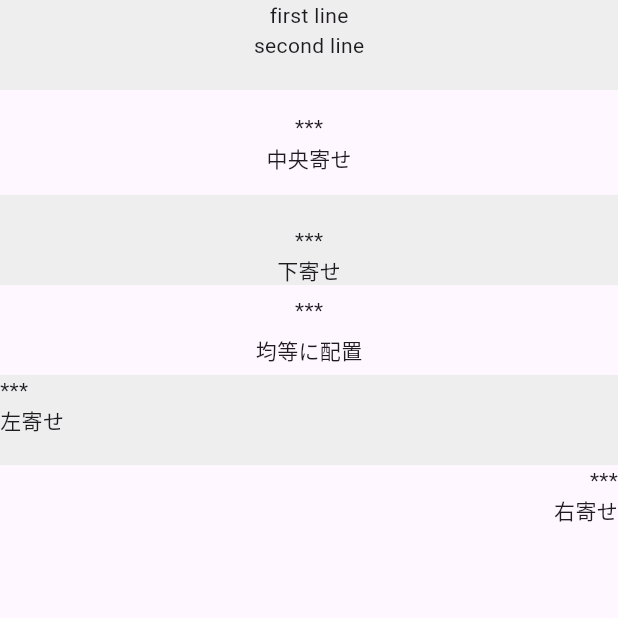
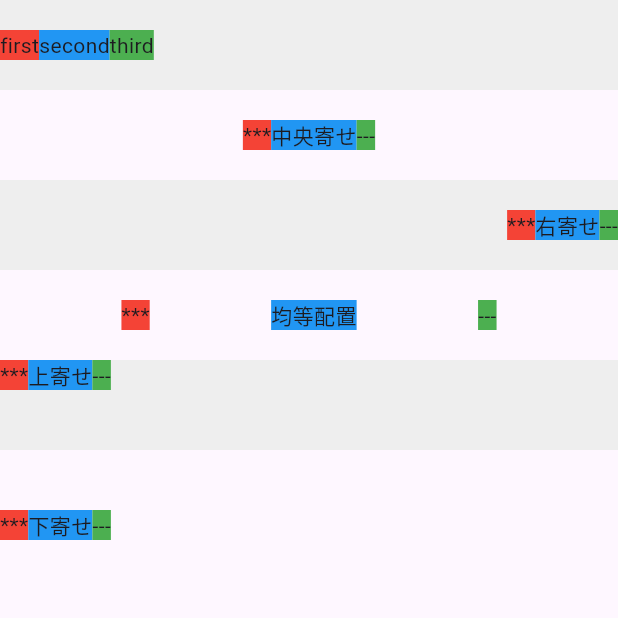
Before and after one commit to tokumei-nisan/flutter_study, a Flutter app: the screen it shows after launch, on a phone screen of 412 x 824 dp, the top half of it. Run offline on Flutter 3.47's test engine with Material 3 defaults, Android fonts, the phone set to English and light mode, and no system bars.

Commit message:
Raw widget

```diff
--- a/column_row_widget/lib/main.dart
+++ b/column_row_widget/lib/main.dart
@@ -17,21 +17,25 @@ class MyApp extends StatelessWidget {
               width: double.infinity,
               height: 60,
               color: Colors.grey[200],
-              child: Column(
+              child: Row(
+                // 横に並べる
                 children: <Widget>[
-                  Text('first line'),
-                  Text('second line'),
+                  Container(color: Colors.red, child: Text('first')),
+                  Container(color: Colors.blue, child: Text('second')),
+                  Container(color: Colors.green, child: Text('third')),
                 ],
               ),
             ),
             Container(
               width: double.infinity,
-              height: 70,
-              child: Column(
+              height: 60,
+              child: Row(
+                // 中央寄せ
                 mainAxisAlignment: MainAxisAlignment.center,
                 children: <Widget>[
-                  Text('***'),
-                  Text('中央寄せ'),
+                  Container(color: Colors.red, child: Text('***')),
+                  Container(color: Colors.blue, child: Text('中央寄せ')),
+                  Container(color: Colors.green, child: Text('---')),
                 ],
               ),
             ),
@@ -39,22 +43,26 @@ class MyApp extends StatelessWidget {
               width: double.infinity,
               height: 60,
               color: Colors.grey[200],
-              child: Column(
+              child: Row(
+                // 右寄せ
                 mainAxisAlignment: MainAxisAlignment.end,
                 children: <Widget>[
-                  Text('***'),
-                  Text('下寄せ'),
+                  Container(color: Colors.red, child: Text('***')),
+                  Container(color: Colors.blue, child: Text('右寄せ')),
+                  Container(color: Colors.green, child: Text('---')),
                 ],
               ),
             ),
             Container(
               width: double.infinity,
               height: 60,
-              child: Column(
+              child: Row(
+                // 均等配置
                 mainAxisAlignment: MainAxisAlignment.spaceEvenly,
                 children: <Widget>[
-                  Text('***'),
-                  Text('均等に配置'),
+                  Container(color: Colors.red, child: Text('***')),
+                  Container(color: Colors.blue, child: Text('均等配置')),
+                  Container(color: Colors.green, child: Text('---')),
                 ],
               ),
             ),
@@ -62,22 +70,26 @@ class MyApp extends StatelessWidget {
               width: double.infinity,
               height: 60,
               color: Colors.grey[200],
-              child: Column(
+              child: Row(
+                // 上寄せ
                 crossAxisAlignment: CrossAxisAlignment.start,
                 children: <Widget>[
-                  Text('***'),
-                  Text('左寄せ'),
+                  Container(color: Colors.red, child: Text('***')),
+                  Container(color: Colors.blue, child: Text('上寄せ')),
+                  Container(color: Colors.green, child: Text('---')),
                 ],
               ),
             ),
             Container(
               width: double.infinity,
               height: 60,
-              child: Column(
+              child: Row(
+                // 下寄せ
                 crossAxisAlignment: CrossAxisAlignment.end,
                 children: <Widget>[
-                  Text('***'),
-                  Text('右寄せ'),
+                  Container(color: Colors.red, child: Text('***')),
+                  Container(color: Colors.blue, child: Text('下寄せ')),
+                  Container(color: Colors.green, child: Text('---')),
                 ],
               ),
             ),
```
